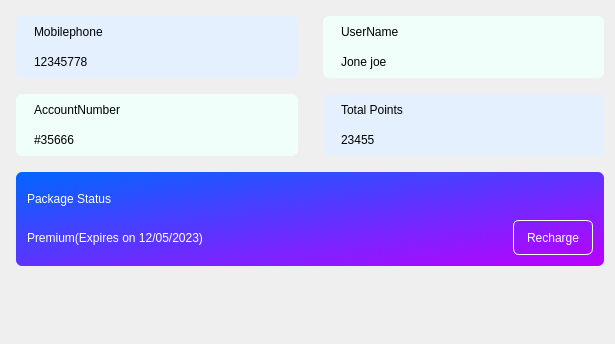
First picture: the form in widget/Setting/WAccountPage.ui, repository yechaoGitHub/AI, before the edit.
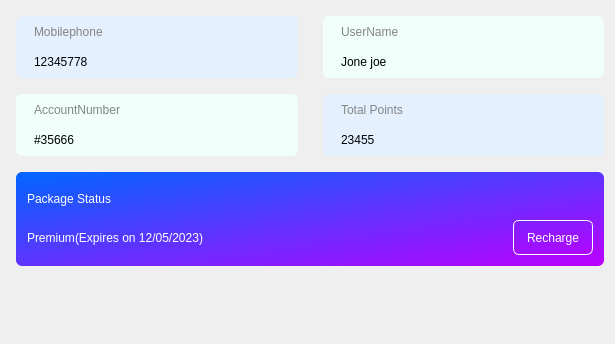
Second picture: the form after the edit.

Diff of the .ui file:
```diff
--- a/widget/Setting/WAccountPage.ui
+++ b/widget/Setting/WAccountPage.ui
@@ -122,6 +122,9 @@
             </property>
             <item>
              <widget class="QLabel" name="label">
+              <property name="styleSheet">
+               <string notr="true">color:#848484;</string>
+              </property>
               <property name="text">
                <string>Mobilephone</string>
               </property>
@@ -169,6 +172,9 @@
             </property>
             <item>
              <widget class="QLabel" name="label_3">
+              <property name="styleSheet">
+               <string notr="true">color:#848484;</string>
+              </property>
               <property name="text">
                <string>UserName</string>
               </property>
@@ -223,6 +229,9 @@
             </property>
             <item>
              <widget class="QLabel" name="label_5">
+              <property name="styleSheet">
+               <string notr="true">color:#848484;</string>
+              </property>
               <property name="text">
                <string>AccountNumber</string>
               </property>
@@ -270,6 +279,9 @@
             </property>
             <item>
              <widget class="QLabel" name="label_7">
+              <property name="styleSheet">
+               <string notr="true">color:#848484;</string>
+              </property>
               <property name="text">
                <string>Total Points</string>
               </property>
@@ -308,6 +320,9 @@
           <enum>QFrame::Raised</enum>
          </property>
          <layout class="QVBoxLayout" name="verticalLayout_5">
+          <property name="spacing">
+           <number>6</number>
+          </property>
           <item>
            <widget class="QLabel" name="lb_9">
             <property name="text">
@@ -317,6 +332,20 @@
           </item>
           <item>
            <layout class="QHBoxLayout" name="horizontalLayout">
+            <property name="spacing">
+             <number>0</number>
+            </property>
+            <item>
+             <widget class="QLabel" name="label_2">
+              <property name="styleSheet">
+               <string notr="true">color: rgb(255, 255, 255);
+font: 18px &quot;微软雅黑&quot;;</string>
+              </property>
+              <property name="text">
+               <string>Premium</string>
+              </property>
+             </widget>
+            </item>
             <item>
              <widget class="QLabel" name="lb_time">
               <property name="minimumSize">
@@ -326,7 +355,7 @@
                </size>
               </property>
               <property name="text">
-               <string>Premium(Expires on 12/05/2023)</string>
+               <string>(Expires on 12/05/2023)</string>
               </property>
              </widget>
             </item>
```
Left out of the diff: 2 changed lines with no effect on the pictures.
